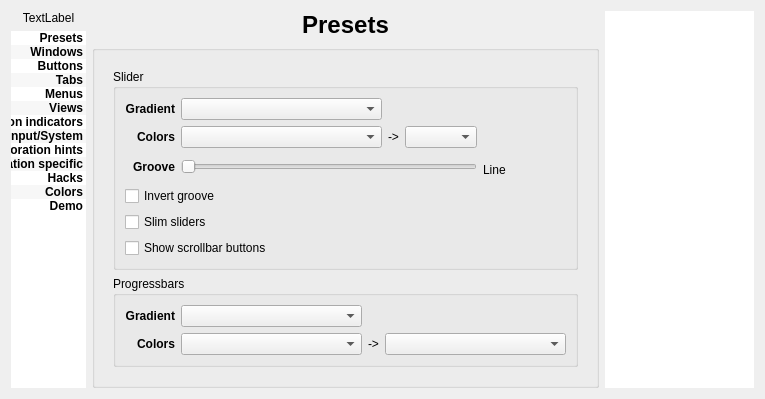
Qt form config/config.ui (deiv/bespin-pkg) before a commit.
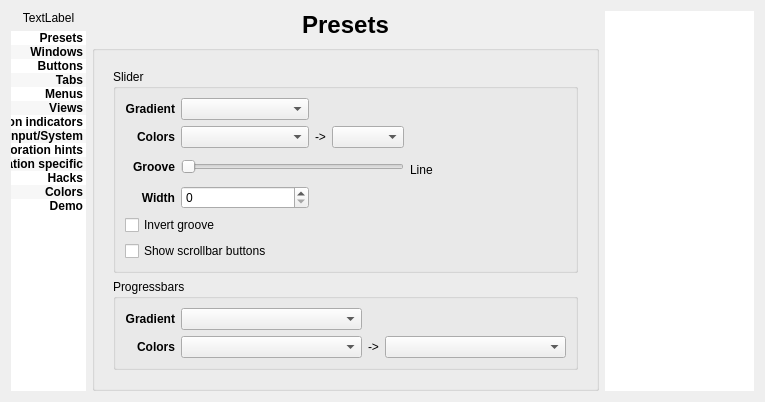
The same form after that commit. The open tabs and pages were chosen to show the change.

Commit message: flexible scrollbar width

```diff
--- a/config/config.ui
+++ b/config/config.ui
@@ -2383,7 +2383,7 @@
             <property name="flat">
              <bool>true</bool>
             </property>
-            <layout class="QGridLayout" name="gridLayout_10" columnstretch="0,100,0,0,0,0">
+            <layout class="QGridLayout" name="gridLayout_10" columnstretch="0,0,0,0,0,0,0">
              <item row="0" column="0">
               <widget class="QLabel" name="label_18">
                <property name="font">
@@ -2410,7 +2410,7 @@
                </property>
               </widget>
              </item>
-             <item row="0" column="2" colspan="4">
+             <item row="0" column="2" colspan="5">
               <spacer name="horizontalSpacer_8">
                <property name="orientation">
                 <enum>Qt::Horizontal</enum>
@@ -2439,24 +2439,7 @@
                </property>
               </widget>
              </item>
-             <item row="1" column="1">
-              <widget class="QComboBox" name="scrollRole">
-               <property name="sizePolicy">
-                <sizepolicy hsizetype="MinimumExpanding" vsizetype="Fixed">
-                 <horstretch>0</horstretch>
-                 <verstretch>0</verstretch>
-                </sizepolicy>
-               </property>
-              </widget>
-             </item>
-             <item row="1" column="2">
-              <widget class="QLabel" name="label_57">
-               <property name="text">
-                <string>-&gt;</string>
-               </property>
-              </widget>
-             </item>
-             <item row="1" column="3">
+             <item row="1" column="3" colspan="2">
               <widget class="QComboBox" name="scrollActiveRole">
                <property name="sizePolicy">
                 <sizepolicy hsizetype="MinimumExpanding" vsizetype="Fixed">
@@ -2466,7 +2449,7 @@
                </property>
               </widget>
              </item>
-             <item row="1" column="4" rowspan="2" colspan="2">
+             <item row="1" column="5" rowspan="2" colspan="2">
               <spacer name="horizontalSpacer_3">
                <property name="orientation">
                 <enum>Qt::Horizontal</enum>
@@ -2498,7 +2481,7 @@
                </property>
               </widget>
              </item>
-             <item row="2" column="1" rowspan="2" colspan="3">
+             <item row="2" column="1" rowspan="2" colspan="4">
               <widget class="QSlider" name="sliderGroove">
                <property name="maximum">
                 <number>3</number>
@@ -2514,7 +2497,7 @@
                </property>
               </widget>
              </item>
-             <item row="3" column="4">
+             <item row="3" column="5">
               <widget class="QLabel" name="grooveLabel">
                <property name="sizePolicy">
                 <sizepolicy hsizetype="Preferred" vsizetype="Preferred">
@@ -2527,28 +2510,21 @@
                </property>
               </widget>
              </item>
-             <item row="4" column="0" colspan="2">
+             <item row="5" column="0" colspan="4">
               <widget class="QCheckBox" name="invertGroove">
                <property name="text">
                 <string>Invert groove</string>
                </property>
               </widget>
              </item>
-             <item row="5" column="0" colspan="2">
-              <widget class="QCheckBox" name="slimSlider">
-               <property name="text">
-                <string>Slim sliders</string>
-               </property>
-              </widget>
-             </item>
-             <item row="6" column="0" colspan="2">
+             <item row="6" column="0" colspan="7">
               <widget class="QCheckBox" name="showScrollButtons">
                <property name="text">
                 <string>Show scrollbar buttons</string>
                </property>
               </widget>
              </item>
-             <item row="3" column="5">
+             <item row="3" column="6">
               <spacer name="horizontalSpacer_14">
                <property name="orientation">
                 <enum>Qt::Horizontal</enum>
@@ -2561,6 +2537,55 @@
                </property>
               </spacer>
              </item>
+             <item row="4" column="0">
+              <widget class="QLabel" name="label_52">
+               <property name="font">
+                <font>
+                 <weight>75</weight>
+                 <bold>true</bold>
+                </font>
+               </property>
+               <property name="text">
+                <string>Width</string>
+               </property>
+               <property name="alignment">
+                <set>Qt::AlignRight|Qt::AlignTrailing|Qt::AlignVCenter</set>
+               </property>
+              </widget>
+             </item>
+             <item row="4" column="2" colspan="5">
+              <spacer name="horizontalSpacer">
+               <property name="orientation">
+                <enum>Qt::Horizontal</enum>
+               </property>
+               <property name="sizeHint" stdset="0">
+                <size>
+                 <width>40</width>
+                 <height>20</height>
+                </size>
+               </property>
+              </spacer>
+             </item>
+             <item row="4" column="1">
+              <widget class="QSpinBox" name="sliderWidth"/>
+             </item>
+             <item row="1" column="1">
+              <widget class="QComboBox" name="scrollRole">
+               <property name="sizePolicy">
+                <sizepolicy hsizetype="MinimumExpanding" vsizetype="Fixed">
+                 <horstretch>0</horstretch>
+                 <verstretch>0</verstretch>
+                </sizepolicy>
+               </property>
+              </widget>
+             </item>
+             <item row="1" column="2">
+              <widget class="QLabel" name="label_57">
+               <property name="text">
+                <string>-&gt;</string>
+               </property>
+              </widget>
+             </item>
             </layout>
            </widget>
           </item>
```
Left out of the diff: 2 changed lines with no effect on the pictures. The commit also changes 5 other files.
